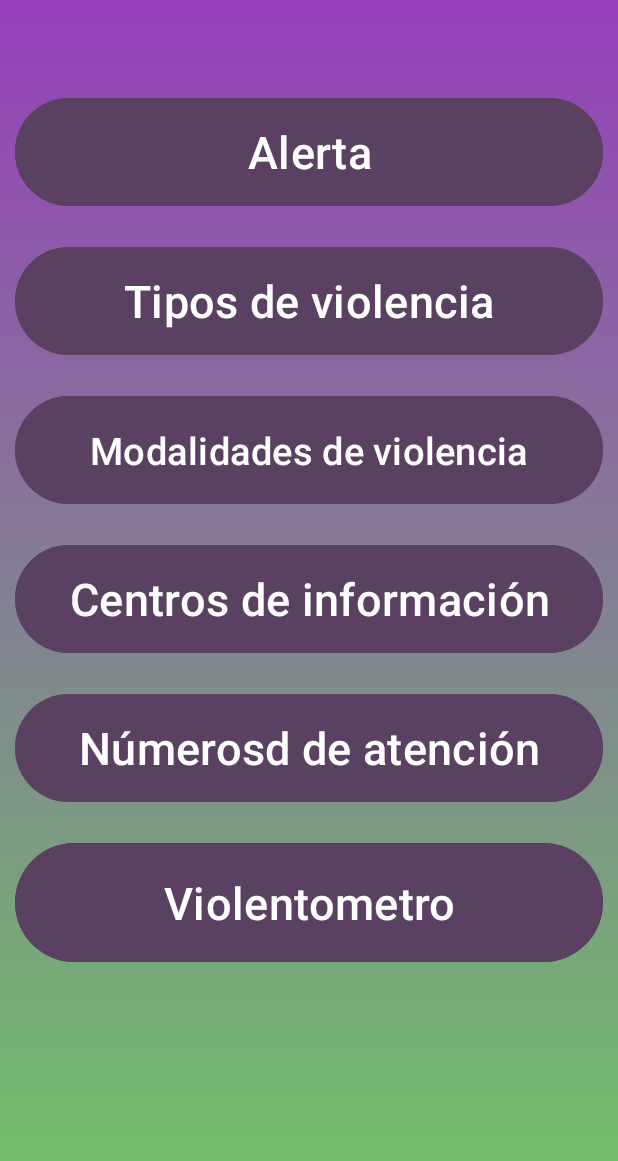
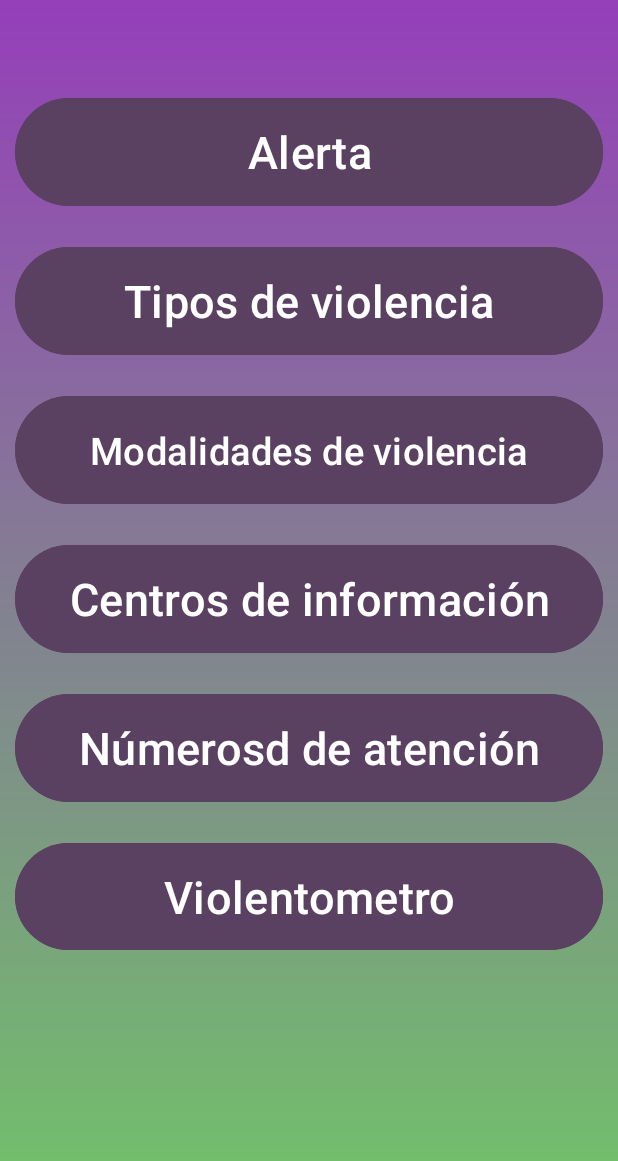
Before and after one commit to hassansabag81/AppProyectoFinal, an Android app: the fragment InformacionFragment shown on its own in the app's theme, on a phone screen of 412 x 824 dp. Shown: the top 1161 px of the screen. Run offline under Robolectric (Android 15) with nearby library versions, the phone set to English and light mode, and no system bars; Roboto replaces fonts that are not available here.

```diff
--- a/app/src/main/res/layout/fragment_informacion.xml
+++ b/app/src/main/res/layout/fragment_informacion.xml
@@ -96,7 +96,7 @@
     <Button
         android:id="@+id/violentometroButton"
         android:layout_width="match_parent"
-        android:layout_height="87dp"
+        android:layout_height="79dp"
         android:layout_marginLeft="10dp"
         android:layout_marginRight="10dp"
         android:backgroundTint="#5A4162"
```
